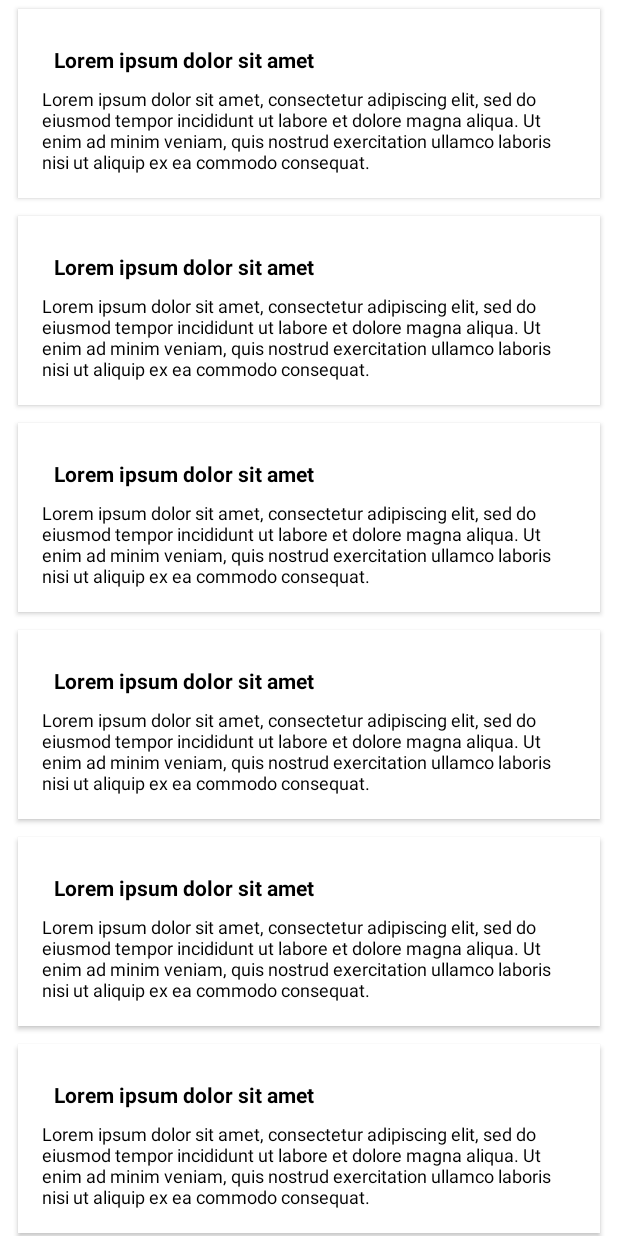
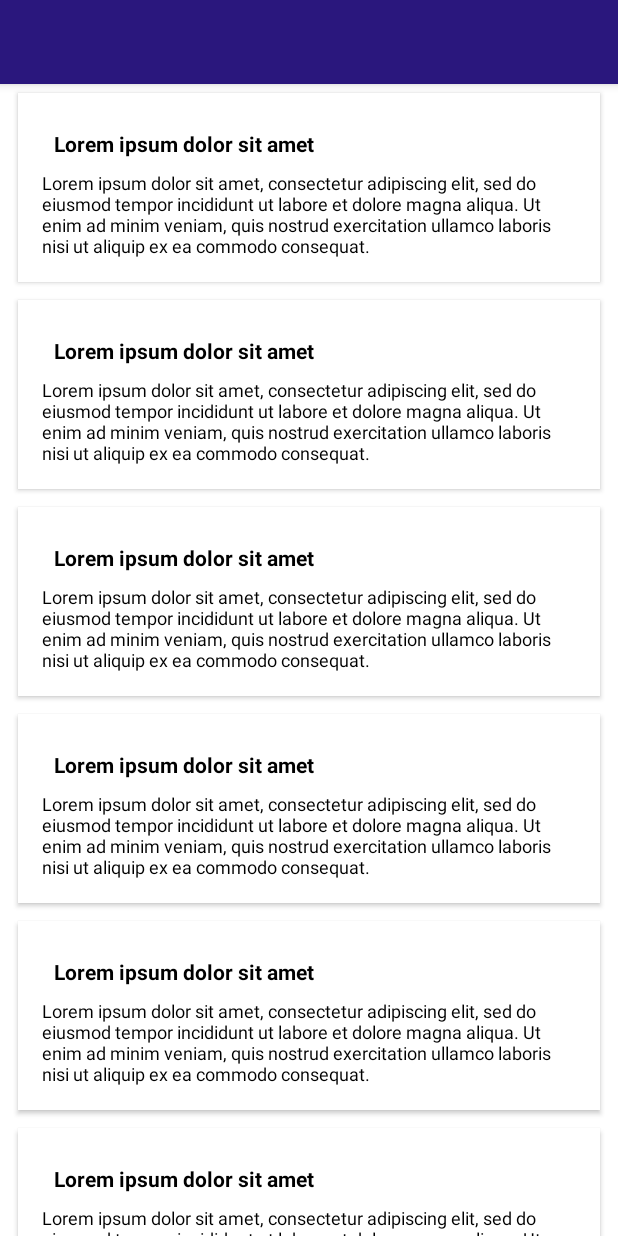
Before and after one commit to Morteza-QN/sample-android-material-design, an Android app: the layout fragment_main.xml on its own in the app's theme, with its tools: preview values and no code run, on a phone screen of 412 x 824 dp. Run offline under Robolectric (Android 15) with nearby library versions, the phone set to English and light mode, and no system bars.

Commit message:
collapsingToolbar added & move appbarMain to mainFragment

```diff
--- a/app/src/main/res/layout/fragment_main.xml
+++ b/app/src/main/res/layout/fragment_main.xml
@@ -1,8 +1,27 @@
 <?xml version="1.0" encoding="utf-8"?>
-<androidx.core.widget.NestedScrollView
+<androidx.coordinatorlayout.widget.CoordinatorLayout
     xmlns:android="http://schemas.android.com/apk/res/android"
+    xmlns:app="http://schemas.android.com/apk/res-auto"
     android:layout_width="match_parent"
     android:layout_height="match_parent">
+
+    <com.google.android.material.appbar.AppBarLayout
+        android:layout_width="match_parent"
+        android:layout_height="wrap_content">
+
+        <androidx.appcompat.widget.Toolbar
+            android:id="@+id/toolbar_main_activity"
+            android:layout_width="match_parent"
+            android:layout_height="wrap_content"
+            app:layout_scrollFlags="scroll|enterAlways"
+            app:titleTextColor="@android:color/white" />
+
+    </com.google.android.material.appbar.AppBarLayout>
+
+    <androidx.core.widget.NestedScrollView
+        android:layout_width="match_parent"
+        android:layout_height="wrap_content"
+        app:layout_behavior="@string/appbar_scrolling_view_behavior">
 
         <LinearLayout
             android:layout_width="match_parent"
@@ -38,3 +57,4 @@
 
         </LinearLayout>
     </androidx.core.widget.NestedScrollView>
+</androidx.coordinatorlayout.widget.CoordinatorLayout>
```
Also changed, not shown: app/src/main/java/com/example/sampleandroidmaterialdesign/DetailFragment.java (added, +19 -0 lines), app/src/main/res/layout/activity_main.xml (+0 -10 lines), app/src/main/res/layout/fragment_detail.xml (added, +70 -0 lines), app/src/main/res/values/strings.xml (+2 -0 lines), app/src/main/res/drawable/image_top.jpeg (added). Lines whose indentation alone changed are shown as unchanged.
